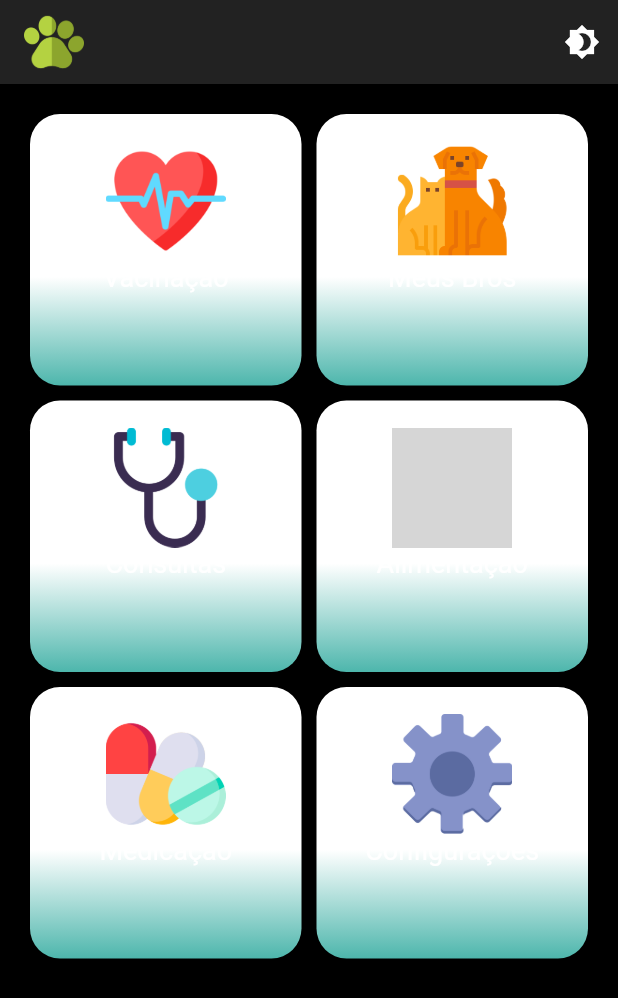
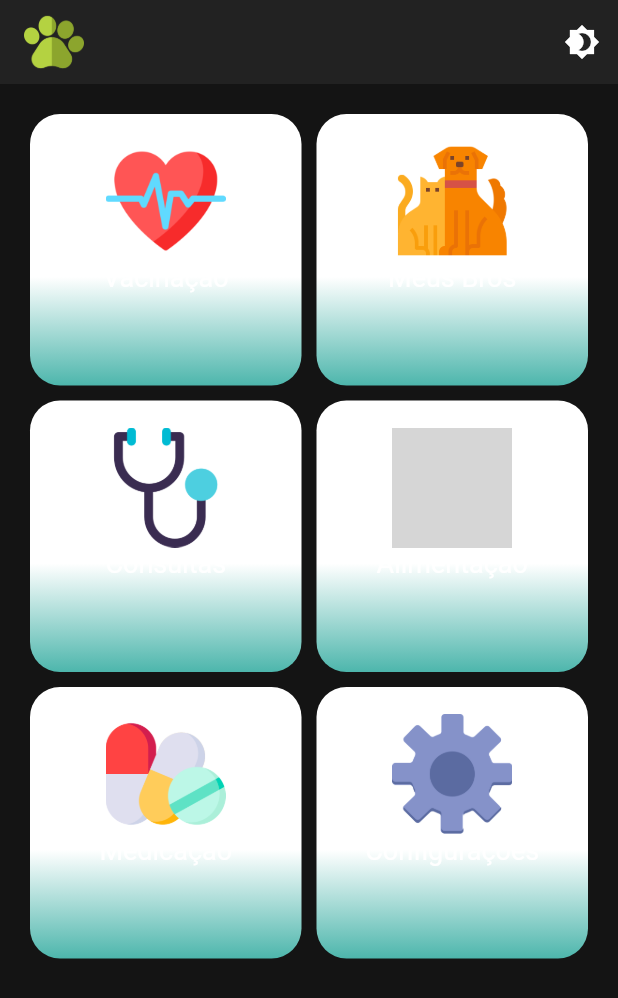
Before and after one commit to fmayumi-tachibana/caramelo, a Flutter app: the screen it shows after launch, on a phone screen of 412 x 824 dp. Shown: the top 998 px of the screen. Run offline on Flutter 3.47's test engine with Material 2 defaults, Android fonts, the phone set to English and light mode, and no system bars; Roboto replaces fonts that are missing (Montserrat); project files that could hold a hidden picture were left out; grey boxes are pictures that could not be loaded.

Commit message:
Build light and dark themes with abstract factory method

```diff
--- a/caramelo/lib/main.dart
+++ b/caramelo/lib/main.dart
@@ -1,5 +1,7 @@
 import 'package:caramelo/resources/theme/config.dart';
-import 'package:caramelo/resources/theme/custom_theme.dart';
+import 'package:caramelo/resources/theme/dark_theme/dark_theme.dart';
+import 'package:caramelo/resources/theme/light_theme/light_theme.dart';
+import 'package:caramelo/resources/theme/mechanisms/theme_manager.dart';
 import 'package:flutter/material.dart';
 import 'package:caramelo/modules/home/home_scene.dart';
 
@@ -17,7 +19,6 @@ class _MyAppState extends State<MyApp> {
   void initState() {
     super.initState();
     currentTheme.addListener(() {
-      //2
       setState(() {});
     });
   }
@@ -25,8 +26,8 @@ class _MyAppState extends State<MyApp> {
   @override
   Widget build(BuildContext context) => MaterialApp(
       title: 'Caramelo',
-      theme: CustomTheme.lightTheme,
-      darkTheme: CustomTheme.darkTheme,
+      theme: ThemeManager.createTheme(LightTheme()),
+      darkTheme: ThemeManager.createTheme(DarkTheme()),
       themeMode: currentTheme.currentTheme,
       home: HomeScene(),
     );
--- a/caramelo/lib/resources/theme/colors.dart
+++ b/caramelo/lib/resources/theme/colors.dart
@@ -1,10 +1,11 @@
 import 'package:flutter/material.dart';
 
 class CustomColors {
-  static const Color lightCaramel = Color(0xFFFFB856);
-  static const Color caramel = Color(0xFFD69A3A);
-  static const Color deepCaramel = Color(0xFFAF7140);
-  static const Color grey = Color(0xFF848484);
-  static const Color darkGrey = Color(0xFF222222);
-  static const Color black = Color(0xFF141414);
+  Color lightCaramel = const Color(0xFFFFB856);
+  Color caramel = const Color(0xFFD69A3A);
+  Color deepCaramel = const Color(0xFFAF7140);
+  Color grey = const Color(0xFF848484);
+  Color darkGrey = const Color(0xFF222222);
+  Color black = const Color(0xFF141414);
+  Color white = const Color(0xFFFFFFFF);
 }
--- a/caramelo/lib/resources/theme/custom_theme.dart
+++ b/caramelo/lib/resources/theme/custom_theme.dart
@@ -1,5 +1,4 @@
 import 'package:flutter/material.dart';
-import 'package:caramelo/resources/theme/colors.dart';
 
 class CustomTheme with ChangeNotifier {
   static bool _isDarkTheme = true;
@@ -9,29 +8,4 @@ class CustomTheme with ChangeNotifier {
     _isDarkTheme = !_isDarkTheme;
     notifyListeners();
   }
-
-  static ThemeData get lightTheme => ThemeData(
-        primaryColor: Colors.white,
-        scaffoldBackgroundColor: Colors.white,
-        fontFamily: 'Montserrat',
-        buttonTheme: ButtonThemeData(
-          shape: RoundedRectangleBorder(
-              borderRadius: BorderRadius.circular(18),
-          ),
-          buttonColor: CustomColors.lightCaramel,
-        )
-    );
-
-  static ThemeData get darkTheme => ThemeData(
-        primaryColor: CustomColors.darkGrey,
-        scaffoldBackgroundColor: Colors.black,
-        fontFamily: 'Montserrat',
-        textTheme: ThemeData.dark().textTheme,
-        buttonTheme: ButtonThemeData(
-          shape: RoundedRectangleBorder(
-              borderRadius: BorderRadius.circular(18),
-          ),
-          buttonColor: CustomColors.lightCaramel,
-        )
-    );
 }
--- /dev/null
+++ b/caramelo/lib/resources/theme/dark_theme/dark_colors.dart
@@ -0,0 +1,49 @@
+import 'package:caramelo/resources/theme/colors.dart';
+import 'package:caramelo/resources/theme/mechanisms/color_theme_abstract.dart';
+import 'package:flutter/material.dart';
+
+class DarkColors implements IColors {
+
+  DarkColors() {
+    appBarColor = colors.darkGrey;
+    scaffoldBackgroundColor = colors.black;
+    tabBarColor = colors.darkGrey;
+    colorScheme = const ColorScheme.light().copyWith(
+        onPrimary: colors.darkGrey,
+        onSecondary: colors.darkGrey,
+        onSurface: colors.darkGrey);
+    buttonColor = colors.lightCaramel;
+    brightness = Brightness.dark;
+    iconTheme = IconThemeData(color: colors.white);
+  }
+
+  @override
+  final CustomColors colors = CustomColors();
+
+  @override
+  ColorScheme colorScheme;
+
+  @override
+  Color appBarColor;
+
+  @override
+  Color scaffoldBackgroundColor;
+
+  @override
+  Color tabBarColor;
+
+  @override
+  Brightness brightness;
+
+  @override
+  Color buttonColor;
+
+  @override
+  Color tabBarNormalColor;
+
+  @override
+  Color tabBarSelectedColor;
+
+  @override
+  IconThemeData iconTheme;
+}
--- /dev/null
+++ b/caramelo/lib/resources/theme/dark_theme/dark_text_theme.dart
@@ -0,0 +1,48 @@
+import 'package:caramelo/resources/theme/mechanisms/text_theme_abstract.dart';
+import 'package:flutter/material.dart';
+
+class DarkTextTheme implements ITextTheme {
+  DarkTextTheme(this.primaryColor) {
+    data = const TextTheme(
+      headline6: TextStyle(fontSize: 20, fontWeight: FontWeight.normal),
+      subtitle1: TextStyle(fontSize: 16),
+    ).apply(bodyColor: primaryColor);
+    fontFamily = 'Montserrat';
+  }
+
+  @override
+  TextTheme data;
+
+  @override
+  TextStyle bodyText1;
+
+  @override
+  TextStyle bodyText2;
+
+  @override
+  TextStyle headline1;
+
+  @override
+  TextStyle headline3;
+
+  @override
+  TextStyle headline4;
+
+  @override
+  TextStyle headline5;
+
+  @override
+  TextStyle headline6;
+
+  @override
+  TextStyle subtitle1;
+
+  @override
+  TextStyle subtitle2;
+
+  @override
+  final Color primaryColor;
+
+  @override
+  String fontFamily;
+}
--- /dev/null
+++ b/caramelo/lib/resources/theme/dark_theme/dark_theme.dart
@@ -0,0 +1,17 @@
+import 'package:caramelo/resources/theme/dark_theme/dark_colors.dart';
+import 'package:caramelo/resources/theme/dark_theme/dark_text_theme.dart';
+import 'package:caramelo/resources/theme/mechanisms/color_theme_abstract.dart';
+import 'package:caramelo/resources/theme/mechanisms/text_theme_abstract.dart';
+import 'package:caramelo/resources/theme/mechanisms/theme_manager.dart';
+
+class DarkTheme extends ITheme {
+  DarkTheme() {
+    textTheme = DarkTextTheme(colors.colors.white);
+  }
+
+  @override
+  ITextTheme textTheme;
+
+  @override
+  IColors get colors => DarkColors();
+}
--- /dev/null
+++ b/caramelo/lib/resources/theme/light_theme/light_colors.dart
@@ -0,0 +1,49 @@
+import 'package:caramelo/resources/theme/colors.dart';
+import 'package:caramelo/resources/theme/mechanisms/color_theme_abstract.dart';
+import 'package:flutter/material.dart';
+
+class LightColors implements IColors {
+
+  LightColors() {
+    appBarColor = colors.white;
+    scaffoldBackgroundColor = colors.white;
+    tabBarColor = colors.white;
+    colorScheme = const ColorScheme.light().copyWith(
+        onPrimary: colors.white,
+        onSecondary: colors.white,
+        onSurface: colors.white);
+    buttonColor = colors.lightCaramel;
+    brightness = Brightness.light;
+    iconTheme = IconThemeData(color: colors.black);
+  }
+
+  @override
+  final CustomColors colors = CustomColors();
+
+  @override
+  ColorScheme colorScheme;
+
+  @override
+  Color appBarColor;
+
+  @override
+  Color scaffoldBackgroundColor;
+
+  @override
+  Color tabBarColor;
+
+  @override
+  Brightness brightness;
+
+  @override
+  Color buttonColor;
+
+  @override
+  Color tabBarNormalColor;
+
+  @override
+  Color tabBarSelectedColor;
+
+  @override
+  IconThemeData iconTheme;
+}
--- /dev/null
+++ b/caramelo/lib/resources/theme/light_theme/light_text_theme.dart
@@ -0,0 +1,48 @@
+import 'package:caramelo/resources/theme/mechanisms/text_theme_abstract.dart';
+import 'package:flutter/material.dart';
+
+class LightTextTheme implements ITextTheme {
+  LightTextTheme(this.primaryColor) {
+    data = const TextTheme(
+      headline6: TextStyle(fontSize: 20, fontWeight: FontWeight.normal),
+      subtitle1: TextStyle(fontSize: 16),
+    ).apply(bodyColor: primaryColor);
+    fontFamily = 'Montserrat';
+  }
+
+  @override
+  TextTheme data;
+
+  @override
+  TextStyle bodyText1;
+
+  @override
+  TextStyle bodyText2;
+
+  @override
+  TextStyle headline1;
+
+  @override
+  TextStyle headline3;
+
+  @override
+  TextStyle headline4;
+
+  @override
+  TextStyle headline5;
+
+  @override
+  TextStyle headline6;
+
+  @override
+  TextStyle subtitle1;
+
+  @override
+  TextStyle subtitle2;
+
+  @override
+  final Color primaryColor;
+
+  @override
+  String fontFamily;
+}
--- /dev/null
+++ b/caramelo/lib/resources/theme/light_theme/light_theme.dart
@@ -0,0 +1,17 @@
+import 'package:caramelo/resources/theme/mechanisms/color_theme_abstract.dart';
+import 'package:caramelo/resources/theme/light_theme/light_colors.dart';
+import 'package:caramelo/resources/theme/light_theme/light_text_theme.dart';
+import 'package:caramelo/resources/theme/mechanisms/text_theme_abstract.dart';
+import 'package:caramelo/resources/theme/mechanisms/theme_manager.dart';
+
+class LightTheme extends ITheme {
+  LightTheme() {
+    textTheme = LightTextTheme(colors.colors.black);
+  }
+
+  @override
+  ITextTheme textTheme;
+
+  @override
+  IColors get colors => LightColors();
+}
--- /dev/null
+++ b/caramelo/lib/resources/theme/mechanisms/color_theme_abstract.dart
@@ -0,0 +1,18 @@
+import 'dart:ui';
+
+import 'package:caramelo/resources/theme/colors.dart';
+import 'package:flutter/material.dart';
+
+abstract class IColors {
+  CustomColors get colors;
+  Color scaffoldBackgroundColor;
+  Color appBarColor;
+  Color tabBarColor;
+  Color tabBarSelectedColor;
+  Color tabBarNormalColor;
+  Brightness brightness;
+  Color buttonColor;
+  IconThemeData iconTheme;
+
+  ColorScheme colorScheme;
+}
--- /dev/null
+++ b/caramelo/lib/resources/theme/mechanisms/text_theme_abstract.dart
@@ -0,0 +1,18 @@
+import 'package:flutter/material.dart';
+
+abstract class ITextTheme {
+  ITextTheme(this.primaryColor);
+
+  final Color primaryColor;
+  TextTheme data;
+  TextStyle headline1;
+  TextStyle headline3;
+  TextStyle headline4;
+  TextStyle headline5;
+  TextStyle headline6;
+  TextStyle subtitle1;
+  TextStyle subtitle2;
+  TextStyle bodyText1;
+  TextStyle bodyText2;
+  String fontFamily;
+}
--- /dev/null
+++ b/caramelo/lib/resources/theme/mechanisms/theme_manager.dart
@@ -0,0 +1,24 @@
+import 'package:caramelo/resources/theme/mechanisms/color_theme_abstract.dart';
+import 'package:caramelo/resources/theme/mechanisms/text_theme_abstract.dart';
+import 'package:flutter/material.dart';
+
+abstract class ITheme {
+  ITextTheme get textTheme;
+  IColors get colors;
+}
+
+abstract class ThemeManager {
+  static ThemeData createTheme(ITheme theme) => ThemeData(
+    scaffoldBackgroundColor: theme.colors.scaffoldBackgroundColor,
+    fontFamily: theme.textTheme.fontFamily,
+    textTheme: theme.textTheme.data,
+    appBarTheme: AppBarTheme(backgroundColor: theme.colors.appBarColor),
+    buttonTheme: ButtonThemeData(
+      shape: RoundedRectangleBorder(
+        borderRadius: BorderRadius.circular(18),
+      ),
+      buttonColor: theme.colors.buttonColor,
+    ),
+      iconTheme: theme.colors.iconTheme,
+  );
+}
```
